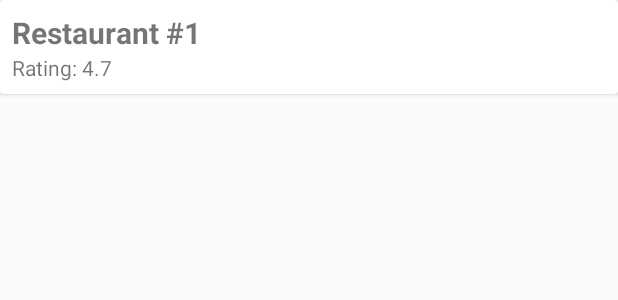
After one commit to steelrooter/example-nearby-restaurants, an Android app: the layout item_restaurant.xml on its own in the app's theme, with its tools: preview values and no code run, on a phone screen of 412 x 824 dp. The commit adds this screen. Shown: the top 300 px of the screen. Run offline under Robolectric (Android 15) with nearby library versions, the phone set to English and light mode, and no system bars.

```diff
--- a/app/build.gradle
+++ b/app/build.gradle
@@ -20,7 +20,6 @@ android {
     }
 
     dexOptions {
-        incremental true
         javaMaxHeapSize "4g"
     }
 }
@@ -31,6 +30,8 @@ dependencies {
 
     compile 'com.google.android.gms:play-services:8.4.0'
     compile 'com.android.support:appcompat-v7:23.3.0'
+    compile 'com.android.support:recyclerview-v7:23.3.0'
+    compile 'com.android.support:cardview-v7:23.3.0'
 
     compile 'io.reactivex:rxjava:1.1.3'
     compile 'io.reactivex:rxandroid:1.1.0'
@@ -38,4 +39,5 @@ dependencies {
     compile 'com.squareup.retrofit2:retrofit:2.0.2'
     compile 'com.squareup.retrofit2:converter-gson:2.0.2'
     compile 'com.squareup.retrofit2:adapter-rxjava:2.0.2'
+    compile 'com.squareup.okhttp3:logging-interceptor:3.2.0'
 }
--- /dev/null
+++ b/app/src/main/res/layout/item_restaurant.xml
@@ -0,0 +1,36 @@
+<?xml version="1.0" encoding="utf-8"?>
+<android.support.v7.widget.CardView
+    xmlns:android="http://schemas.android.com/apk/res/android"
+    xmlns:tools="http://schemas.android.com/tools"
+
+    android:layout_width="match_parent"
+    android:layout_height="wrap_content"
+    android:padding="8dp"
+    >
+
+    <LinearLayout
+        android:layout_width="match_parent"
+        android:layout_height="wrap_content"
+        android:orientation="vertical"
+        android:padding="8dp"
+        >
+
+        <TextView
+            android:id="@+id/tv_title"
+            android:layout_width="wrap_content"
+            android:layout_height="wrap_content"
+            android:textSize="20sp"
+            android:textStyle="bold"
+            tools:text="Restaurant #1"
+            />
+
+        <TextView
+            android:id="@+id/tv_rating"
+            android:layout_width="wrap_content"
+            android:layout_height="wrap_content"
+            tools:text="Rating: 4.7"
+            />
+
+    </LinearLayout>
+
+</android.support.v7.widget.CardView>
--- a/app/src/main/res/values/strings.xml
+++ b/app/src/main/res/values/strings.xml
@@ -1,3 +1,4 @@
 <resources>
     <string name="app_name">Nearby Restaurants</string>
+    <string name="rating_template">Rating: %1$.1f</string>
 </resources>
```
Also changed, not shown: app/src/main/java/com/example/steelrooter/nearbyrestaurants/activities/MainActivity.java (+104 -7 lines), app/src/main/java/com/example/steelrooter/nearbyrestaurants/adapters/RestaurantsAdapter.java (added, +77 -0 lines), app/src/main/java/com/example/steelrooter/nearbyrestaurants/adapters/VerticalSpaceItemDecoration.java (added, +49 -0 lines), app/src/main/java/com/example/steelrooter/nearbyrestaurants/models/Restaurant.java (+16 -1 lines), app/src/main/res/layout/activity_main.xml (+9 -11 lines).
